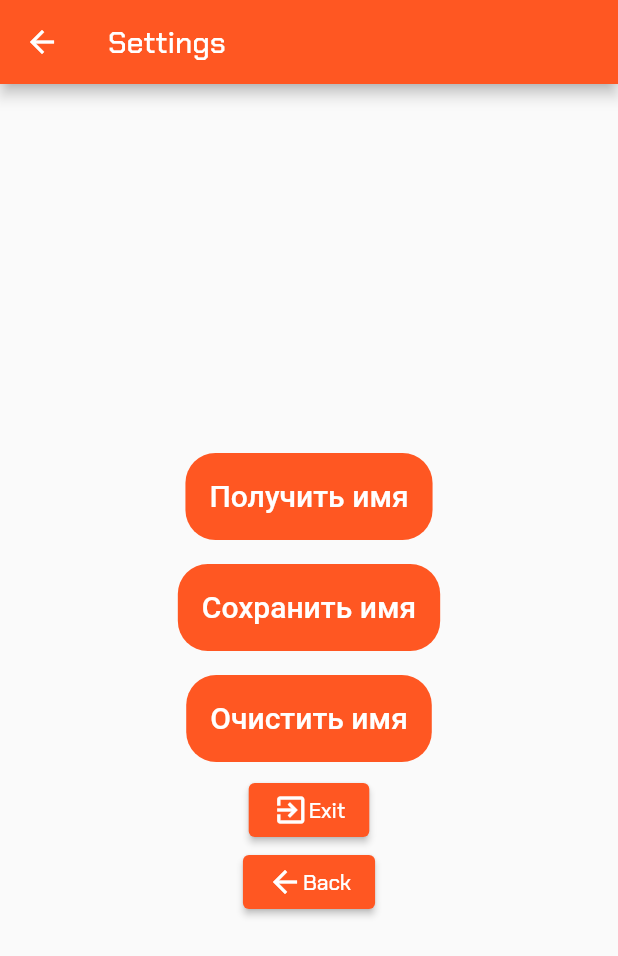
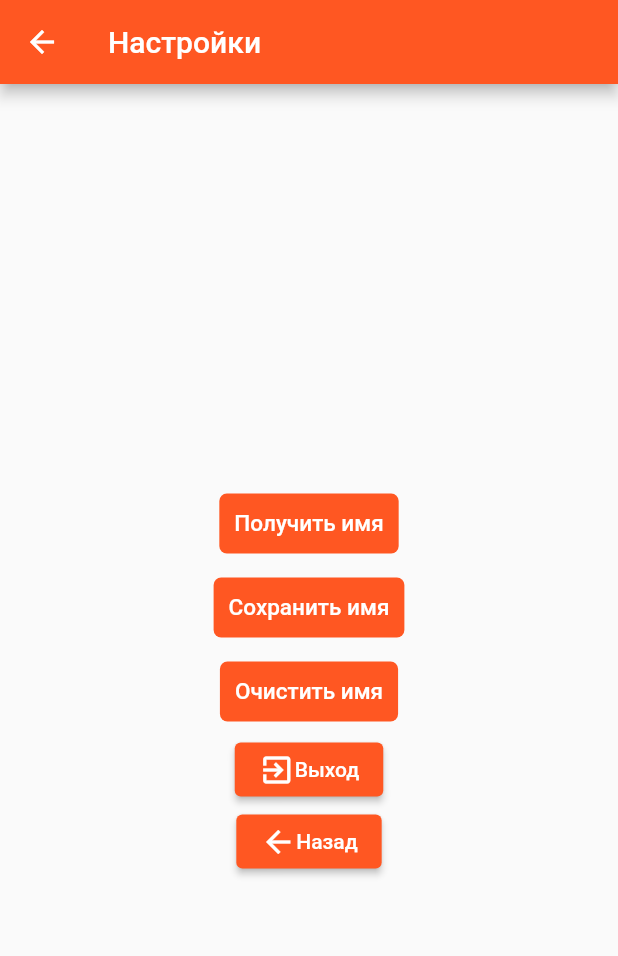
Before and after one commit to immellstorm/flutter_project, a Flutter app: the SettingsPageContent screen opened directly, on a phone screen of 412 x 824 dp. Shown: the top 956 px of the screen. Run offline on Flutter 3.47's test engine with Material 2 defaults, Android fonts, the phone set to English and light mode, and no system bars; our stand-ins replace cached_network_image, dio, drift, equatable, firebase_core, firebase_crashlytics and 4 more; accounts and stored records are empty; generated files the repository leaves out were written again; network calls fail.

Commit message:
Final : Add localization settings page

```diff
--- a/lib/components/locals/locale_base.dart
+++ b/lib/components/locals/locale_base.dart
@@ -24,4 +24,16 @@ abstract class LocaleBase {
   String get good;
 
   String get excellent;
+
+  String get settings;
+
+  String get back;
+
+  String get exit;
+
+  String get getName;
+
+  String get saveName;
+
+  String get clearName;
 }
--- a/lib/components/locals/ru.dart
+++ b/lib/components/locals/ru.dart
@@ -39,4 +39,22 @@ class LocaleRu implements LocaleBase {
 
   @override
   String get excellent => 'Отлично';
+
+  @override
+  String get settings => 'Настройки';
+
+  @override
+  String get back => 'Назад';
+
+  @override
+  String get exit => 'Выход';
+
+  @override
+  String get getName => 'Получить имя';
+
+  @override
+  String get saveName => 'Сохранить имя';
+
+  @override
+  String get clearName => 'Очистить имя';
 }
--- a/lib/components/widgets/primary_button.dart
+++ b/lib/components/widgets/primary_button.dart
@@ -11,24 +11,24 @@ class PrimaryButton extends StatelessWidget {
   Widget build(BuildContext context) {
     return DecoratedBox(
       decoration: BoxDecoration(
-        borderRadius: BorderRadius.circular(20),
+        borderRadius: BorderRadius.circular(5),
         color: Theme.of(context).primaryColor,
       ),
       child: Material(
         type: MaterialType.transparency,
-        borderRadius: BorderRadius.circular(20),
+        borderRadius: BorderRadius.circular(5),
         child: InkWell(
           onTap: onPressed,
-          borderRadius: BorderRadius.circular(20),
+          borderRadius: BorderRadius.circular(5),
           child: Padding(
-            padding: const EdgeInsets.all(16),
+            padding: const EdgeInsets.all(10),
             child: Center(
               child: Text(
                 title,
                 style: Theme.of(context)
                     .textTheme
                     .button
-                    ?.copyWith(color: Colors.white, fontSize: 20),
+                    ?.copyWith(color: Colors.white, fontSize: 15),
                 maxLines: 1,
                 overflow: TextOverflow.ellipsis,
               ),
--- a/lib/presentation/settings/pages/settings_page.dart
+++ b/lib/presentation/settings/pages/settings_page.dart
@@ -1,6 +1,7 @@
 import 'package:flutter/material.dart';
 import 'package:flutter/services.dart';
 import 'package:flutter_bloc/flutter_bloc.dart';
+import 'package:flutter_project/components/locals/locals.dart';
 import 'package:flutter_project/components/widgets/primary_button.dart';
 import 'package:flutter_project/presentation/settings/bloc/setting_bloc.dart';
 import 'package:flutter_project/presentation/settings/bloc/setting_event.dart';
@@ -35,7 +36,7 @@ class _SettingsPageState extends State<SettingsPageContent> {
   Widget build(BuildContext context) {
     return Scaffold(
       appBar: AppBar(
-        title: const Text('Settings'),
+        title: Text(context.locale.settings),
       ),
       body: Center(
         child: Column(
@@ -45,7 +46,7 @@ class _SettingsPageState extends State<SettingsPageContent> {
             BlocBuilder<SettingBloc, SettingState>(
                 buildWhen: (oldState, newState) =>
                     oldState.name != newState.name,
-                builder: (context2, state) {
+                builder: (context, state) {
                   return Text(
                     state.name ?? '',
                     style: const TextStyle(
@@ -59,7 +60,7 @@ class _SettingsPageState extends State<SettingsPageContent> {
               child: Row(
                 mainAxisSize: MainAxisSize.min,
                 children: [
-                  PrimaryButton('Получить имя', onPressed: () {
+                  PrimaryButton(context.locale.getName, onPressed: () {
                     context.read<SettingBloc>().add(LoadNameEvent());
                   })
                 ],
@@ -70,7 +71,7 @@ class _SettingsPageState extends State<SettingsPageContent> {
               child: Row(
                 mainAxisSize: MainAxisSize.min,
                 children: [
-                  PrimaryButton('Сохранить имя',
+                  PrimaryButton(context.locale.saveName,
                       onPressed: () => context
                           .read<SettingBloc>()
                           .add(const SaveNameEvent(name: 'Mad Brains')))
@@ -82,7 +83,7 @@ class _SettingsPageState extends State<SettingsPageContent> {
               child: Row(
                 mainAxisSize: MainAxisSize.min,
                 children: [
-                  PrimaryButton('Очистить имя',
+                  PrimaryButton(context.locale.clearName,
                       onPressed: () =>
                           context.read<SettingBloc>().add(ClearNameEvent()))
                 ],
@@ -94,9 +95,9 @@ class _SettingsPageState extends State<SettingsPageContent> {
               },
               child: Row(
                 mainAxisSize: MainAxisSize.min,
-                children: const <Widget>[
-                  Icon(Icons.exit_to_app),
-                  Text('Exit'),
+                children: <Widget>[
+                  const Icon(Icons.exit_to_app),
+                  Text(context.locale.exit),
                 ],
               ),
             ),
@@ -106,9 +107,9 @@ class _SettingsPageState extends State<SettingsPageContent> {
               },
               child: Row(
                 mainAxisSize: MainAxisSize.min,
-                children: const <Widget>[
-                  Icon(Icons.arrow_back),
-                  Text('Back'),
+                children: <Widget>[
+                  const Icon(Icons.arrow_back),
+                  Text(context.locale.back),
                 ],
               ),
             ),
```
Also changed, not shown: lib/components/locals/en.dart (+18 -0 lines).
